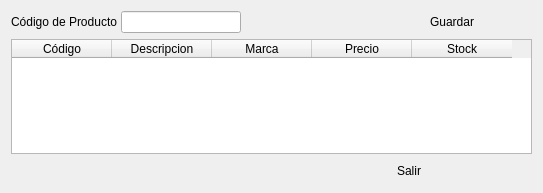
Old version of the form vitrina/ui_item_posicion.ui in the repository rodety/Jireh.
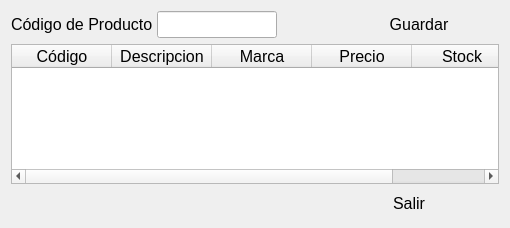
New version of the form. Icons and pictures are not drawn.

```diff
--- a/vitrina/ui_item_posicion.ui
+++ b/vitrina/ui_item_posicion.ui
@@ -6,10 +6,15 @@
    <rect>
     <x>0</x>
     <y>0</y>
-    <width>543</width>
-    <height>193</height>
+    <width>410</width>
+    <height>228</height>
    </rect>
   </property>
+  <property name="font">
+   <font>
+    <pointsize>12</pointsize>
+   </font>
+  </property>
   <property name="windowTitle">
    <string>Form</string>
   </property>
```
Left out of the diff: 5 changed lines with no effect on the pictures.
